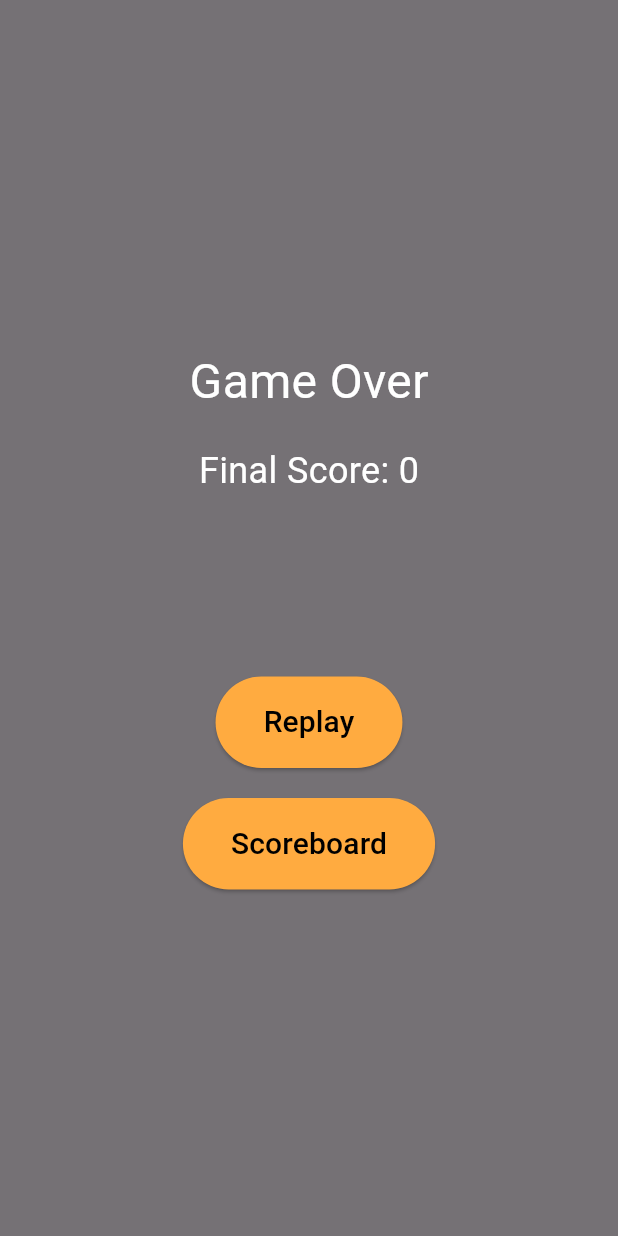
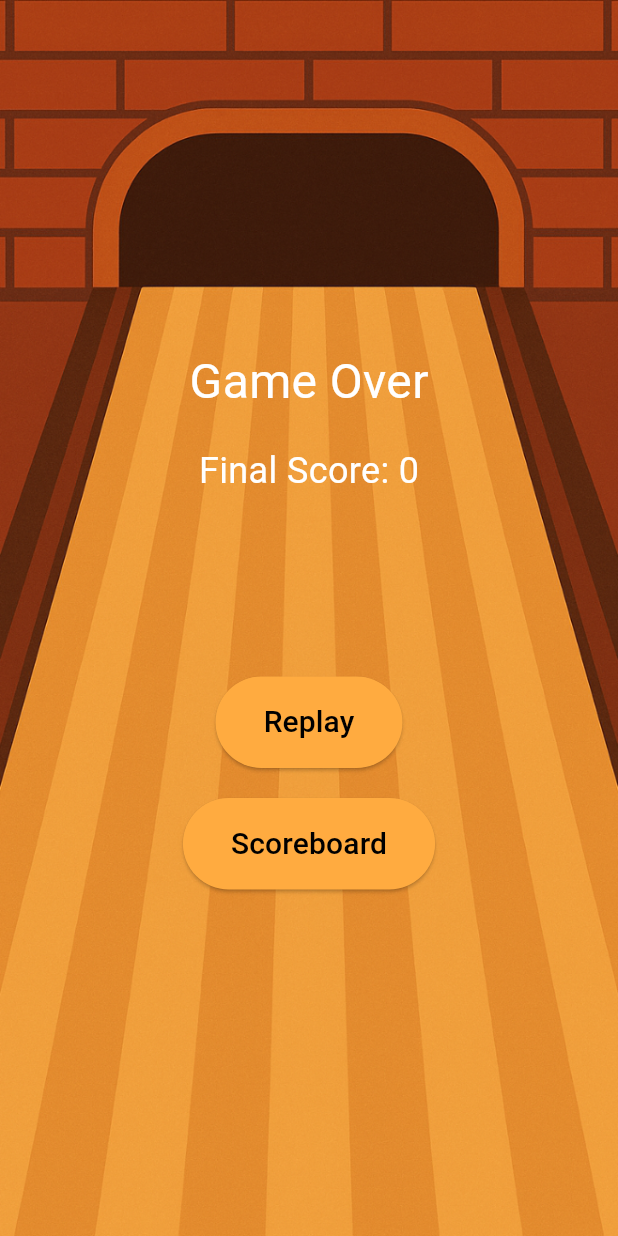
Before and after one commit to TianhuaLian/Comp5450Challenge3, a Flutter app: the GameOverScreen widget shown alone on an empty page, opened directly with empty values, on a phone screen of 412 x 824 dp. Run offline on Flutter 3.47's test engine with Material 3 defaults, Android fonts, the phone set to English and light mode, and no system bars; missing offline and left inert: flame.

Commit message:
June's fifth commit
Signed-off-by: Jun Liu <jliu1296@lakeheadu.ca>

```diff
--- a/lib/ui/game_over.dart
+++ b/lib/ui/game_over.dart
@@ -15,7 +15,12 @@ class GameOverScreen extends StatelessWidget {
   @override
   Widget build(BuildContext context) {
     return Container(
-      color: Colors.black54,
+      decoration: BoxDecoration(
+        image: DecorationImage(
+          image: AssetImage('assets/images/background.png'),
+          fit: BoxFit.cover,
+        ),
+      ),
       child: Center(
         child: Column(
           mainAxisSize: MainAxisSize.min,
```
Also changed, not shown: lib/ui/pause.dart (+6 -1 lines).
